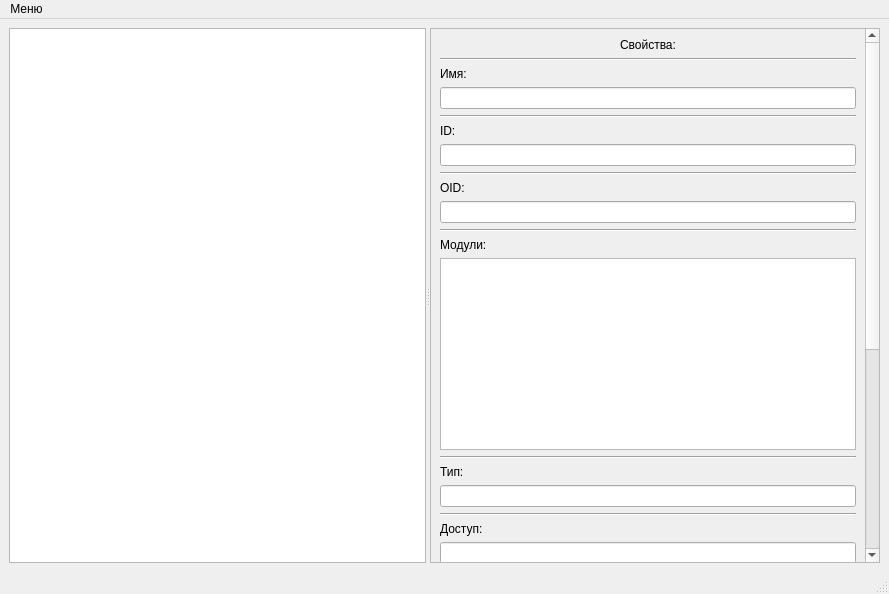
First picture: the form in src/ui/MIBBrowserWindow.ui, repository Gyoma/SNMP-MIB-Viewer, before the edit.
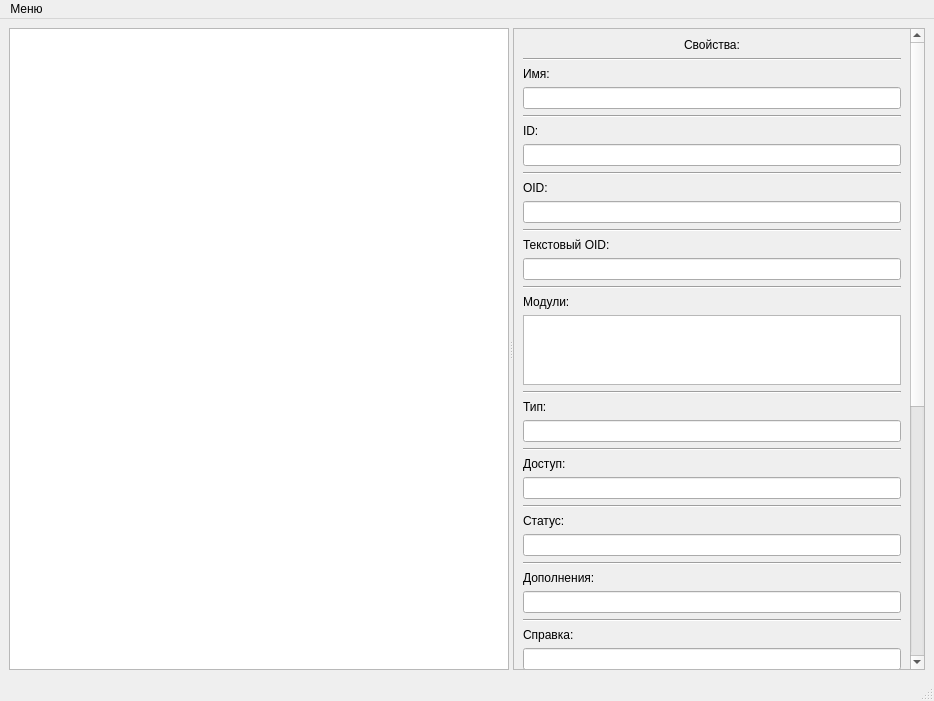
Second picture: the form after the edit.

Commit message: added display of node information

The edit to the form file:
```diff
--- a/src/ui/MIBBrowserWindow.ui
+++ b/src/ui/MIBBrowserWindow.ui
@@ -6,8 +6,8 @@
    <rect>
     <x>0</x>
     <y>0</y>
-    <width>889</width>
-    <height>594</height>
+    <width>934</width>
+    <height>701</height>
    </rect>
   </property>
   <property name="sizePolicy">
@@ -18,8 +18,8 @@
   </property>
   <property name="minimumSize">
    <size>
-    <width>750</width>
-    <height>500</height>
+    <width>850</width>
+    <height>600</height>
    </size>
   </property>
   <property name="windowTitle">
@@ -29,13 +29,26 @@
    <layout class="QHBoxLayout" name="horizontalLayout_2">
     <item>
      <widget class="QSplitter" name="splitter">
+      <property name="sizePolicy">
+       <sizepolicy hsizetype="Preferred" vsizetype="Preferred">
+        <horstretch>0</horstretch>
+        <verstretch>0</verstretch>
+       </sizepolicy>
+      </property>
       <property name="orientation">
        <enum>Qt::Horizontal</enum>
       </property>
-      <widget class="QTreeView" name="treeView"/>
+      <widget class="QTreeView" name="treeView">
+       <property name="minimumSize">
+        <size>
+         <width>500</width>
+         <height>0</height>
+        </size>
+       </property>
+      </widget>
       <widget class="QScrollArea" name="propertiesScrollArea">
        <property name="sizePolicy">
-        <sizepolicy hsizetype="Minimum" vsizetype="Expanding">
+        <sizepolicy hsizetype="Fixed" vsizetype="Expanding">
          <horstretch>0</horstretch>
          <verstretch>0</verstretch>
         </sizepolicy>
@@ -50,16 +63,25 @@
         <property name="geometry">
          <rect>
           <x>0</x>
-          <y>0</y>
-          <width>432</width>
-          <height>870</height>
+          <y>-631</y>
+          <width>383</width>
+          <height>1257</height>
          </rect>
         </property>
+        <property name="sizePolicy">
+         <sizepolicy hsizetype="Expanding" vsizetype="Expanding">
+          <horstretch>0</horstretch>
+          <verstretch>0</verstretch>
+         </sizepolicy>
+        </property>
         <layout class="QVBoxLayout" name="verticalLayout">
+         <property name="sizeConstraint">
+          <enum>QLayout::SetDefaultConstraint</enum>
+         </property>
          <item>
           <widget class="QLabel" name="propertiesLabel">
            <property name="sizePolicy">
-            <sizepolicy hsizetype="Preferred" vsizetype="Fixed">
+            <sizepolicy hsizetype="Expanding" vsizetype="Fixed">
              <horstretch>0</horstretch>
              <verstretch>0</verstretch>
             </sizepolicy>
@@ -73,9 +95,34 @@
           </widget>
          </item>
          <item>
+          <widget class="QWidget" name="nodeLabelWidget" native="true">
+           <property name="sizePolicy">
+            <sizepolicy hsizetype="Expanding" vsizetype="Minimum">
+             <horstretch>0</horstretch>
+             <verstretch>0</verstretch>
+            </sizepolicy>
+           </property>
           <layout class="QVBoxLayout" name="nodeLabelVLayout">
+            <property name="leftMargin">
+             <number>0</number>
+            </property>
+            <property name="topMargin">
+             <number>0</number>
+            </property>
+            <property name="rightMargin">
+             <number>0</number>
+            </property>
+            <property name="bottomMargin">
+             <number>0</number>
+            </property>
            <item>
             <widget class="Line" name="line">
+              <property name="sizePolicy">
+               <sizepolicy hsizetype="Expanding" vsizetype="Fixed">
+                <horstretch>0</horstretch>
+                <verstretch>0</verstretch>
+               </sizepolicy>
+              </property>
              <property name="orientation">
               <enum>Qt::Horizontal</enum>
              </property>
@@ -83,6 +130,12 @@
            </item>
            <item>
             <widget class="QLabel" name="nodeLabel">
+              <property name="sizePolicy">
+               <sizepolicy hsizetype="Expanding" vsizetype="Fixed">
+                <horstretch>0</horstretch>
+                <verstretch>0</verstretch>
+               </sizepolicy>
+              </property>
              <property name="text">
               <string>Имя:</string>
              </property>
@@ -90,17 +143,49 @@
            </item>
            <item>
             <widget class="QLineEdit" name="nodeLabelLine">
+              <property name="sizePolicy">
+               <sizepolicy hsizetype="Expanding" vsizetype="Fixed">
+                <horstretch>0</horstretch>
+                <verstretch>0</verstretch>
+               </sizepolicy>
+              </property>
              <property name="readOnly">
               <bool>true</bool>
              </property>
             </widget>
            </item>
           </layout>
+          </widget>
          </item>
          <item>
+          <widget class="QWidget" name="subIDWidget" native="true">
+           <property name="sizePolicy">
+            <sizepolicy hsizetype="Expanding" vsizetype="Minimum">
+             <horstretch>0</horstretch>
+             <verstretch>0</verstretch>
+            </sizepolicy>
+           </property>
           <layout class="QVBoxLayout" name="idVLayout">
+            <property name="leftMargin">
+             <number>0</number>
+            </property>
+            <property name="topMargin">
+             <number>0</number>
+            </property>
+            <property name="rightMargin">
+             <number>0</number>
+            </property>
+            <property name="bottomMargin">
+             <number>0</number>
+            </property>
            <item>
             <widget class="Line" name="line_2">
+              <property name="sizePolicy">
+               <sizepolicy hsizetype="Expanding" vsizetype="Fixed">
+                <horstretch>0</horstretch>
+                <verstretch>0</verstretch>
+               </sizepolicy>
+              </property>
              <property name="orientation">
               <enum>Qt::Horizontal</enum>
              </property>
@@ -108,6 +193,12 @@
            </item>
            <item>
             <widget class="QLabel" name="subIDLabel">
+              <property name="sizePolicy">
+               <sizepolicy hsizetype="Expanding" vsizetype="Fixed">
+                <horstretch>0</horstretch>
+                <verstretch>0</verstretch>
+               </sizepolicy>
+              </property>
              <property name="text">
               <string>ID:</string>
              </property>
@@ -115,42 +206,175 @@
            </item>
            <item>
             <widget class="QLineEdit" name="subIDLine">
+              <property name="sizePolicy">
+               <sizepolicy hsizetype="Expanding" vsizetype="Fixed">
+                <horstretch>0</horstretch>
+                <verstretch>0</verstretch>
+               </sizepolicy>
+              </property>
              <property name="readOnly">
               <bool>true</bool>
              </property>
             </widget>
            </item>
           </layout>
+          </widget>
          </item>
          <item>
+          <widget class="QWidget" name="OIDWidget" native="true">
+           <property name="sizePolicy">
+            <sizepolicy hsizetype="Expanding" vsizetype="Minimum">
+             <horstretch>0</horstretch>
+             <verstretch>0</verstretch>
+            </sizepolicy>
+           </property>
           <layout class="QVBoxLayout" name="oidVLayout">
+            <property name="leftMargin">
+             <number>0</number>
+            </property>
+            <property name="topMargin">
+             <number>0</number>
+            </property>
+            <property name="rightMargin">
+             <number>0</number>
+            </property>
+            <property name="bottomMargin">
+             <number>0</number>
+            </property>
            <item>
             <widget class="Line" name="line_3">
+              <property name="sizePolicy">
+               <sizepolicy hsizetype="Expanding" vsizetype="Fixed">
+                <horstretch>0</horstretch>
+                <verstretch>0</verstretch>
+               </sizepolicy>
+              </property>
              <property name="orientation">
               <enum>Qt::Horizontal</enum>
              </property>
             </widget>
            </item>
            <item>
-            <widget class="QLabel" name="oidLabel">
+             <widget class="QLabel" name="OIDLabel">
+              <property name="sizePolicy">
+               <sizepolicy hsizetype="Expanding" vsizetype="Fixed">
+                <horstretch>0</horstretch>
+                <verstretch>0</verstretch>
+               </sizepolicy>
+              </property>
              <property name="text">
               <string>OID:</string>
              </property>
             </widget>
            </item>
            <item>
-            <widget class="QLineEdit" name="oidLine">
+             <widget class="QLineEdit" name="OIDLine">
+              <property name="sizePolicy">
+               <sizepolicy hsizetype="Expanding" vsizetype="Fixed">
+                <horstretch>0</horstretch>
+                <verstretch>0</verstretch>
+               </sizepolicy>
+              </property>
              <property name="readOnly">
               <bool>true</bool>
              </property>
             </widget>
            </item>
           </layout>
+          </widget>
          </item>
          <item>
+          <widget class="QWidget" name="labelOIDWidget" native="true">
+           <property name="sizePolicy">
+            <sizepolicy hsizetype="Expanding" vsizetype="Minimum">
+             <horstretch>0</horstretch>
+             <verstretch>0</verstretch>
+            </sizepolicy>
+           </property>
+           <layout class="QVBoxLayout" name="labelOIDVLayout">
+            <property name="leftMargin">
+             <number>0</number>
+            </property>
+            <property name="topMargin">
+             <number>0</number>
+            </property>
+            <property name="rightMargin">
+             <number>0</number>
+            </property>
+            <property name="bottomMargin">
+             <number>0</number>
+            </property>
+            <item>
+             <widget class="Line" name="line_12">
+              <property name="sizePolicy">
+               <sizepolicy hsizetype="Expanding" vsizetype="Fixed">
+                <horstretch>0</horstretch>
+                <verstretch>0</verstretch>
+               </sizepolicy>
+              </property>
+              <property name="orientation">
+               <enum>Qt::Horizontal</enum>
+              </property>
+             </widget>
+            </item>
+            <item>
+             <widget class="QLabel" name="labelOIDLabel">
+              <property name="sizePolicy">
+               <sizepolicy hsizetype="Expanding" vsizetype="Fixed">
+                <horstretch>0</horstretch>
+                <verstretch>0</verstretch>
+               </sizepolicy>
+              </property>
+              <property name="text">
+               <string>Текстовый OID:</string>
+              </property>
+             </widget>
+            </item>
+            <item>
+             <widget class="QLineEdit" name="labelOIDLine">
+              <property name="sizePolicy">
+               <sizepolicy hsizetype="Expanding" vsizetype="Fixed">
+                <horstretch>0</horstretch>
+                <verstretch>0</verstretch>
+               </sizepolicy>
+              </property>
+             </widget>
+            </item>
+           </layout>
+          </widget>
+         </item>
+         <item>
+          <widget class="QWidget" name="modulesWidget" native="true">
+           <property name="sizePolicy">
+            <sizepolicy hsizetype="Expanding" vsizetype="Preferred">
+             <horstretch>0</horstretch>
+             <verstretch>0</verstretch>
+            </sizepolicy>
+           </property>
           <layout class="QVBoxLayout" name="modulesVLayout">
+            <property name="sizeConstraint">
+             <enum>QLayout::SetMaximumSize</enum>
+            </property>
+            <property name="leftMargin">
+             <number>0</number>
+            </property>
+            <property name="topMargin">
+             <number>0</number>
+            </property>
+            <property name="rightMargin">
+             <number>0</number>
+            </property>
+            <property name="bottomMargin">
+             <number>0</number>
+            </property>
            <item>
             <widget class="Line" name="line_11">
+              <property name="sizePolicy">
+               <sizepolicy hsizetype="Expanding" vsizetype="Fixed">
+                <horstretch>0</horstretch>
+                <verstretch>0</verstretch>
+               </sizepolicy>
+              </property>
              <property name="orientation">
               <enum>Qt::Horizontal</enum>
              </property>
@@ -158,27 +382,80 @@
            </item>
            <item>
             <widget class="QLabel" name="modulesLabel">
+              <property name="sizePolicy">
+               <sizepolicy hsizetype="Expanding" vsizetype="Fixed">
+                <horstretch>0</horstretch>
+                <verstretch>0</verstretch>
+               </sizepolicy>
+              </property>
              <property name="text">
               <string>Модули:</string>
              </property>
             </widget>
            </item>
            <item>
-            <widget class="QListWidget" name="modulesList">
+             <widget class="QTextEdit" name="modulesText">
              <property name="sizePolicy">
-              <sizepolicy hsizetype="Expanding" vsizetype="Minimum">
+               <sizepolicy hsizetype="Expanding" vsizetype="Expanding">
                <horstretch>0</horstretch>
                <verstretch>0</verstretch>
               </sizepolicy>
              </property>
+              <property name="maximumSize">
+               <size>
+                <width>16777215</width>
+                <height>16777215</height>
+               </size>
+              </property>
+              <property name="sizeAdjustPolicy">
+               <enum>QAbstractScrollArea::AdjustIgnored</enum>
+              </property>
+              <property name="undoRedoEnabled">
+               <bool>false</bool>
+              </property>
+              <property name="lineWrapMode">
+               <enum>QTextEdit::WidgetWidth</enum>
+              </property>
+              <property name="readOnly">
+               <bool>true</bool>
+              </property>
+              <property name="acceptRichText">
+               <bool>false</bool>
+              </property>
             </widget>
            </item>
           </layout>
+          </widget>
          </item>
          <item>
+          <widget class="QWidget" name="typeWidget" native="true">
+           <property name="sizePolicy">
+            <sizepolicy hsizetype="Expanding" vsizetype="Minimum">
+             <horstretch>0</horstretch>
+             <verstretch>0</verstretch>
+            </sizepolicy>
+           </property>
           <layout class="QVBoxLayout" name="typeVLayout">
+            <property name="leftMargin">
+             <number>0</number>
+            </property>
+            <property name="topMargin">
+             <number>0</number>
+            </property>
+            <property name="rightMargin">
+             <number>0</number>
+            </property>
+            <property name="bottomMargin">
+             <number>0</number>
+            </property>
            <item>
             <widget class="Line" name="line_4">
+              <property name="sizePolicy">
+               <sizepolicy hsizetype="Expanding" vsizetype="Fixed">
+                <horstretch>0</horstretch>
+                <verstretch>0</verstretch>
+               </sizepolicy>
+              </property>
              <property name="orientation">
               <enum>Qt::Horizontal</enum>
              </property>
@@ -186,6 +463,12 @@
            </item>
            <item>
             <widget class="QLabel" name="typeLabel">
+              <property name="sizePolicy">
+               <sizepolicy hsizetype="Expanding" vsizetype="Fixed">
+                <horstretch>0</horstretch>
+                <verstretch>0</verstretch>
+               </sizepolicy>
+              </property>
              <property name="text">
               <string>Тип:</string>
              </property>
@@ -193,17 +476,49 @@
            </item>
            <item>
             <widget class="QLineEdit" name="typeLine">
+              <property name="sizePolicy">
+               <sizepolicy hsizetype="Expanding" vsizetype="Fixed">
+                <horstretch>0</horstretch>
+                <verstretch>0</verstretch>
+               </sizepolicy>
+              </property>
              <property name="readOnly">
               <bool>true</bool>
              </property>
             </widget>
            </item>
           </layout>
+          </widget>
          </item>
          <item>
+          <widget class="QWidget" name="accessWidget" native="true">
+           <property name="sizePolicy">
+            <sizepolicy hsizetype="Expanding" vsizetype="Minimum">
+             <horstretch>0</horstretch>
+             <verstretch>0</verstretch>
+            </sizepolicy>
+           </property>
           <layout class="QVBoxLayout" name="accessVLayout">
+            <property name="leftMargin">
+             <number>0</number>
+            </property>
+            <property name="topMargin">
+             <number>0</number>
+            </property>
+            <property name="rightMargin">
+             <number>0</number>
+            </property>
+            <property name="bottomMargin">
+             <number>0</number>
+            </property>
            <item>
             <widget class="Line" name="line_5">
+              <property name="sizePolicy">
+               <sizepolicy hsizetype="Expanding" vsizetype="Fixed">
+                <horstretch>0</horstretch>
+                <verstretch>0</verstretch>
+               </sizepolicy>
+              </property>
              <property name="orientation">
               <enum>Qt::Horizontal</enum>
              </property>
@@ -211,6 +526,12 @@
            </item>
            <item>
             <widget class="QLabel" name="accessLabel">
+              <property name="sizePolicy">
+               <sizepolicy hsizetype="Expanding" vsizetype="Fixed">
+                <horstretch>0</horstretch>
+                <verstretch>0</verstretch>
+               </sizepolicy>
+              </property>
              <property name="text">
               <string>Доступ:</string>
              </property>
@@ -218,17 +539,49 @@
            </item>
            <item>
             <widget class="QLineEdit" name="accessLine">
+              <property name="sizePolicy">
+               <sizepolicy hsizetype="Expanding" vsizetype="Fixed">
+                <horstretch>0</horstretch>
+                <verstretch>0</verstretch>
+               </sizepolicy>
+              </property>
              <property name="readOnly">
               <bool>true</bool>
              </property>
             </widget>
            </item>
           </layout>
+          </widget>
          </item>
          <item>
+          <widget class="QWidget" name="statusWidget" native="true">
+           <property name="sizePolicy">
+            <sizepolicy hsizetype="Expanding" vsizetype="Minimum">
+             <horstretch>0</horstretch>
+             <verstretch>0</verstretch>
+            </sizepolicy>
+           </property>
           <layout class="QVBoxLayout" name="statusVLayout">
+            <property name="leftMargin">
+             <number>0</number>
+            </property>
+            <property name="topMargin">
+             <number>0</number>
+            </property>
+            <property name="rightMargin">
+             <number>0</number>
+            </property>
+            <property name="bottomMargin">
+             <number>0</number>
+            </property>
            <item>
             <widget class="Line" name="line_6">
+              <property name="sizePolicy">
+               <sizepolicy hsizetype="Expanding" vsizetype="Fixed">
+                <horstretch>0</horstretch>
+                <verstretch>0</verstretch>
+               </sizepolicy>
+              </property>
              <property name="orientation">
               <enum>Qt::Horizontal</enum>
              </property>
@@ -236,6 +589,12 @@
            </item>
            <item>
             <widget class="QLabel" name="statusLabel">
+              <property name="sizePolicy">
+               <sizepolicy hsizetype="Expanding" vsizetype="Fixed">
+                <horstretch>0</horstretch>
+                <verstretch>0</verstretch>
+               </sizepolicy>
+              </property>
              <property name="text">
               <string>Статус:</string>
              </property>
@@ -243,17 +602,49 @@
            </item>
            <item>
             <widget class="QLineEdit" name="statusLine">
+              <property name="sizePolicy">
+               <sizepolicy hsizetype="Expanding" vsizetype="Fixed">
+                <horstretch>0</horstretch>
+                <verstretch>0</verstretch>
+               </sizepolicy>
+              </property>
              <property name="readOnly">
               <bool>true</bool>
              </property>
             </widget>
            </item>
           </layout>
+          </widget>
          </item>
          <item>
+          <widget class="QWidget" name="augmentsWidget" native="true">
+           <property name="sizePolicy">
+            <sizepolicy hsizetype="Expanding" vsizetype="Minimum">
+             <horstretch>0</horstretch>
+             <verstretch>0</verstretch>
+            </sizepolicy>
+           </property>
           <layout class="QVBoxLayout" name="augmentsVLayout">
+            <property name="leftMargin">
+             <number>0</number>
+            </property>
+            <property name="topMargin">
+             <number>0</number>
+            </property>
+            <property name="rightMargin">
+             <number>0</number>
+            </property>
+            <property name="bottomMargin">
+             <number>0</number>
+            </property>
            <item>
             <widget class="Line" name="line_7">
+              <property name="sizePolicy">
+               <sizepolicy hsizetype="Expanding" vsizetype="Fixed">
+                <horstretch>0</horstretch>
+                <verstretch>0</verstretch>
+               </sizepolicy>
+              </property>
              <property name="orientation">
               <enum>Qt::Horizontal</enum>
              </property>
@@ -261,6 +652,12 @@
            </item>
            <item>
             <widget class="QLabel" name="augmentsLabel">
+              <property name="sizePolicy">
+               <sizepolicy hsizetype="Expanding" vsizetype="Fixed">
+                <horstretch>0</horstretch>
+                <verstretch>0</verstretch>
+               </sizepolicy>
+              </property>
              <property name="text">
               <string>Дополнения:</string>
              </property>
@@ -268,17 +665,49 @@
            </item>
            <item>
             <widget class="QLineEdit" name="augmentsLine">
+              <property name="sizePolicy">
+               <sizepolicy hsizetype="Expanding" vsizetype="Fixed">
+                <horstretch>0</horstretch>
+                <verstretch>0</verstretch>
+               </sizepolicy>
+              </property>
              <property name="readOnly">
               <bool>true</bool>
              </property>
             </widget>
            </item>
           </layout>
+          </widget>
          </item>
          <item>
+          <widget class="QWidget" name="referenceWidget" native="true">
+           <property name="sizePolicy">
+            <sizepolicy hsizetype="Expanding" vsizetype="Minimum">
+             <horstretch>0</horstretch>
+             <verstretch>0</verstretch>
+            </sizepolicy>
+           </property>
           <layout class="QVBoxLayout" name="referenceVLayout">
+            <property name="leftMargin">
+             <number>0</number>
+            </property>
+            <property name="topMargin">
+             <number>0</number>
+            </property>
+            <property name="rightMargin">
+             <number>0</number>
+            </property>
+            <property name="bottomMargin">
+             <number>0</number>
+            </property>
            <item>
             <widget class="Line" name="line_8">
+              <property name="sizePolicy">
+               <sizepolicy hsizetype="Expanding" vsizetype="Fixed">
+                <horstretch>0</horstretch>
+                <verstretch>0</verstretch>
+               </sizepolicy>
+              </property>
              <property name="orientation">
               <enum>Qt::Horizontal</enum>
              </property>
@@ -286,6 +715,12 @@
            </item>
            <item>
             <widget class="QLabel" name="referenceLabel">
+              <property name="sizePolicy">
+               <sizepolicy hsizetype="Expanding" vsizetype="Fixed">
+                <horstretch>0</horstretch>
+                <verstretch>0</verstretch>
+               </sizepolicy>
+              </property>
              <property name="text">
               <string>Справка:</string>
              </property>
@@ -293,17 +728,49 @@
            </item>
            <item>
             <widget class="QLineEdit" name="referenceLine">
+              <property name="sizePolicy">
+               <sizepolicy hsizetype="Expanding" vsizetype="Fixed">
+                <horstretch>0</horstretch>
+                <verstretch>0</verstretch>
+               </sizepolicy>
+              </property>
              <property name="readOnly">
               <bool>true</bool>
              </property>
             </widget>
            </item>
           </layout>
+          </widget>
          </item>
          <item>
+          <widget class="QWidget" name="defValueWidget" native="true">
+           <property name="sizePolicy">
+            <sizepolicy hsizetype="Expanding" vsizetype="Minimum">
+             <horstretch>0</horstretch>
+             <verstretch>0</verstretch>
+            </sizepolicy>
+           </property>
           <layout class="QVBoxLayout" name="defValueVLayout">
+            <property name="leftMargin">
+             <number>0</number>
+            </property>
+            <property name="topMargin">
+             <number>0</number>
+            </property>
+            <property name="rightMargin">
+             <number>0</number>
+            </property>
+            <property name="bottomMargin">
+             <number>0</number>
+            </property>
            <item>
             <widget class="Line" name="line_9">
+              <property name="sizePolicy">
+               <sizepolicy hsizetype="Expanding" vsizetype="Fixed">
+                <horstretch>0</horstretch>
+                <verstretch>0</verstretch>
+               </sizepolicy>
+              </property>
              <property name="orientation">
               <enum>Qt::Horizontal</enum>
              </property>
@@ -311,6 +778,12 @@
            </item>
            <item>
             <widget class="QLabel" name="defValueLabel">
+              <property name="sizePolicy">
+               <sizepolicy hsizetype="Expanding" vsizetype="Preferred">
+                <horstretch>0</horstretch>
+                <verstretch>0</verstretch>
+               </sizepolicy>
+              </property>
              <property name="text">
               <string>Значение по умолчанию:</string>
              </property>
@@ -318,17 +791,163 @@
            </item>
            <item>
             <widget class="QLineEdit" name="defValueLine">
+              <property name="sizePolicy">
+               <sizepolicy hsizetype="Expanding" vsizetype="Fixed">
+                <horstretch>0</horstretch>
+                <verstretch>0</verstretch>
+               </sizepolicy>
+              </property>
              <property name="readOnly">
               <bool>true</bool>
              </property>
             </widget>
            </item>
           </layout>
+          </widget>
          </item>
          <item>
+          <widget class="QWidget" name="enumsWidget" native="true">
+           <layout class="QVBoxLayout" name="verticalLayout_2">
+            <property name="sizeConstraint">
+             <enum>QLayout::SetMaximumSize</enum>
+            </property>
+            <property name="leftMargin">
+             <number>0</number>
+            </property>
+            <property name="topMargin">
+             <number>0</number>
+            </property>
+            <property name="rightMargin">
+             <number>0</number>
+            </property>
+            <property name="bottomMargin">
+             <number>0</number>
+            </property>
+            <item>
+             <widget class="Line" name="line_13">
+              <property name="orientation">
+               <enum>Qt::Horizontal</enum>
+              </property>
+             </widget>
+            </item>
+            <item>
+             <widget class="QLabel" name="enumsLabel">
+              <property name="text">
+               <string>Перечисления:</string>
+              </property>
+             </widget>
+            </item>
+            <item>
+             <widget class="QTextEdit" name="enumsText"/>
+            </item>
+           </layout>
+          </widget>
+         </item>
+         <item>
+          <widget class="QWidget" name="rangeWidget" native="true">
+           <layout class="QVBoxLayout" name="verticalLayout_3">
+            <property name="leftMargin">
+             <number>0</number>
+            </property>
+            <property name="topMargin">
+             <number>0</number>
+            </property>
+            <property name="rightMargin">
+             <number>0</number>
+            </property>
+            <property name="bottomMargin">
+             <number>0</number>
+            </property>
+            <item>
+             <widget class="Line" name="line_14">
+              <property name="orientation">
+               <enum>Qt::Horizontal</enum>
+              </property>
+             </widget>
+            </item>
+            <item>
+             <widget class="QLabel" name="rangeLabel">
+              <property name="text">
+               <string>Диапозон:</string>
+              </property>
+             </widget>
+            </item>
+            <item>
+             <widget class="QLineEdit" name="rangeLine"/>
+            </item>
+           </layout>
+          </widget>
+         </item>
+         <item>
+          <widget class="QWidget" name="varbindsWidget" native="true">
+           <layout class="QVBoxLayout" name="verticalLayout_4">
+            <property name="sizeConstraint">
+             <enum>QLayout::SetMaximumSize</enum>
+            </property>
+            <property name="leftMargin">
+             <number>0</number>
+            </property>
+            <property name="topMargin">
+             <number>0</number>
+            </property>
+            <property name="rightMargin">
+             <number>0</number>
+            </property>
+            <property name="bottomMargin">
+             <number>0</number>
+            </property>
+            <item>
+             <widget class="Line" name="line_15">
+              <property name="orientation">
+               <enum>Qt::Horizontal</enum>
+              </property>
+             </widget>
+            </item>
+            <item>
+             <widget class="QLabel" name="varbindsLabel">
+              <property name="text">
+               <string>Привязка переменных:</string>
+              </property>
+             </widget>
+            </item>
+            <item>
+             <widget class="QTextEdit" name="varbindsText"/>
+            </item>
+           </layout>
+          </widget>
+         </item>
+         <item>
+          <widget class="QWidget" name="descriptionWidget" native="true">
+           <property name="sizePolicy">
+            <sizepolicy hsizetype="Expanding" vsizetype="Preferred">
+             <horstretch>0</horstretch>
+             <verstretch>0</verstretch>
+            </sizepolicy>
+           </property>
           <layout class="QVBoxLayout" name="descriptionVLayout">
+            <property name="sizeConstraint">
+             <enum>QLayout::SetMaximumSize</enum>
+            </property>
+            <property name="leftMargin">
+             <number>0</number>
+            </property>
+            <property name="topMargin">
+             <number>0</number>
+            </property>
+            <property name="rightMargin">
+             <number>0</number>
+            </property>
+            <property name="bottomMargin">
+             <number>0</number>
+            </property>
            <item>
             <widget class="Line" name="line_10">
+              <property name="sizePolicy">
+               <sizepolicy hsizetype="Expanding" vsizetype="Fixed">
+                <horstretch>0</horstretch>
+                <verstretch>0</verstretch>
+               </sizepolicy>
+              </property>
              <property name="orientation">
               <enum>Qt::Horizontal</enum>
              </property>
@@ -336,19 +955,48 @@
            </item>
            <item>
             <widget class="QLabel" name="descriptionLabel">
+              <property name="sizePolicy">
+               <sizepolicy hsizetype="Expanding" vsizetype="Preferred">
+                <horstretch>0</horstretch>
+                <verstretch>0</verstretch>
+               </sizepolicy>
+              </property>
              <property name="text">
               <string>Описание:</string>
              </property>
             </widget>
            </item>
            <item>
-            <widget class="QPlainTextEdit" name="descriptionText">
-             <property name="readOnly">
-              <bool>true</bool>
+             <widget class="QTextEdit" name="descriptionText">
+              <property name="sizePolicy">
+               <sizepolicy hsizetype="Expanding" vsizetype="Expanding">
+                <horstretch>0</horstretch>
+                <verstretch>0</verstretch>
+               </sizepolicy>
+              </property>
+              <property name="sizeAdjustPolicy">
+               <enum>QAbstractScrollArea::AdjustIgnored</enum>
              </property>
             </widget>
            </item>
           </layout>
+          </widget>
+         </item>
+         <item>
+          <spacer name="verticalSpacer">
+           <property name="orientation">
+            <enum>Qt::Vertical</enum>
+           </property>
+           <property name="sizeType">
+            <enum>QSizePolicy::Expanding</enum>
+           </property>
+           <property name="sizeHint" stdset="0">
+            <size>
+             <width>20</width>
+             <height>40</height>
+            </size>
+           </property>
+          </spacer>
          </item>
         </layout>
        </widget>
@@ -363,8 +1011,8 @@
     <rect>
      <x>0</x>
      <y>0</y>
-     <width>889</width>
-     <height>21</height>
+     <width>934</width>
+     <height>26</height>
     </rect>
    </property>
    <widget class="QMenu" name="menuMIB">
```
Lines whose indentation alone changed are shown as unchanged. The commit also changes 12 other files.
